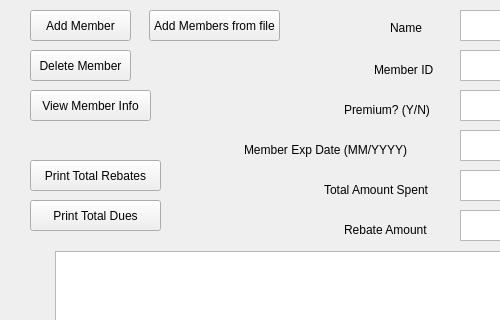
Old version of the form managemembers.ui in the repository WinterCS003/CS008_Project1; both pictures show x 0 to 500 and y 0 to 320 of the 800 by 600 pixel window.
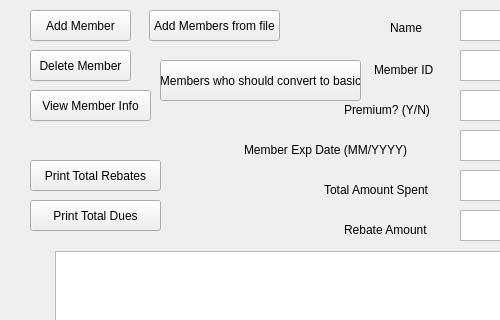
New version of the form.

Commit message: added: display members that should convert from premium to basic

What changed in the file:
```diff
--- a/managemembers.ui
+++ b/managemembers.ui
@@ -292,6 +292,19 @@
      <string>Submit File</string>
     </property>
    </widget>
+   <widget class="QPushButton" name="membersConvToBasic">
+    <property name="geometry">
+     <rect>
+      <x>160</x>
+      <y>60</y>
+      <width>201</width>
+      <height>41</height>
+     </rect>
+    </property>
+    <property name="text">
+     <string>Members who should convert to basic</string>
+    </property>
+   </widget>
   </widget>
   <widget class="QMenuBar" name="menubar">
    <property name="geometry">
```
Left out of the diff: 2 changed lines with no effect on the pictures. The commit also changes 2 other files.
